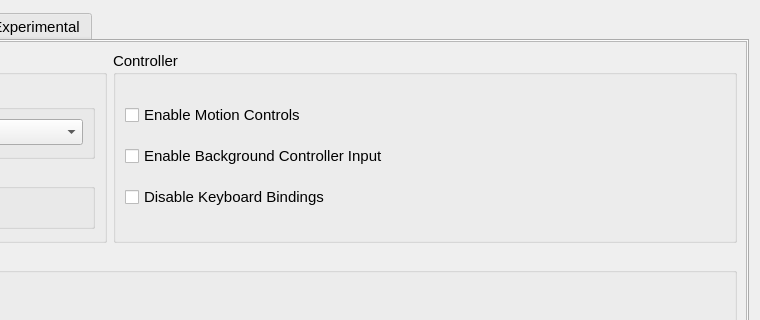
Old version of the form src/qt_gui/settings_dialog.ui in the repository diegolix29/shadPS4; both pictures show x 540 to 1300 and y 0 to 320 of the 1300 by 750 pixel window.
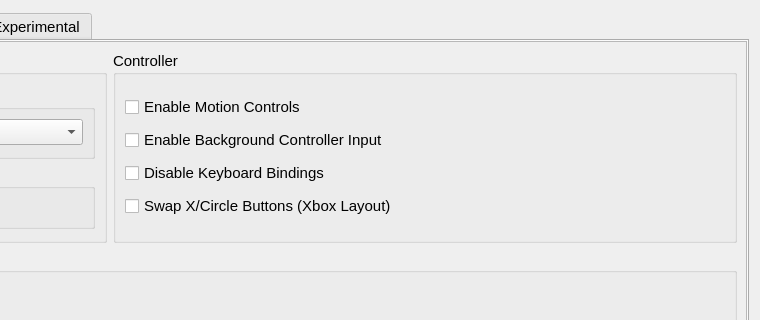
New version of the form. The open tabs and pages were chosen to show the change. Icons and pictures are not drawn.

Commit message: New swap X with O for xbox layout checkbox over Input tab in settings per game and global

Diff of the .ui file:
```diff
--- a/src/qt_gui/settings_dialog.ui
+++ b/src/qt_gui/settings_dialog.ui
@@ -2168,6 +2168,13 @@
 																	</property>
 																</widget>
 															</item>
+															<item>
+																<widget class="QCheckBox" name="xCircleButtonSwapCheckBox">
+																	<property name="text">
+																		<string>Swap X/Circle Buttons (Xbox Layout)</string>
+																	</property>
+																</widget>
+															</item>
 														</layout>
 													</widget>
 												</item>
```
The commit also changes 6 other files.
